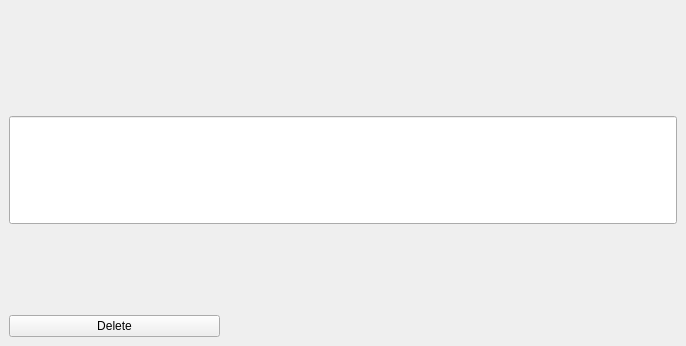
Patryk-Trojak/Notes, file forms/NoteButton.ui: the form before one commit.
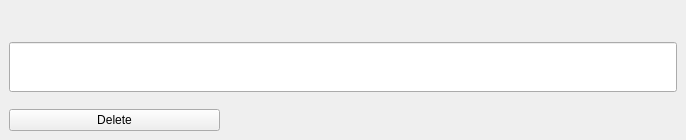
The form after the commit.

Patch:
```diff
--- a/forms/NoteButton.ui
+++ b/forms/NoteButton.ui
@@ -7,15 +7,21 @@
     <x>0</x>
     <y>0</y>
     <width>686</width>
-    <height>346</height>
+    <height>140</height>
    </rect>
   </property>
   <property name="sizePolicy">
-   <sizepolicy hsizetype="Expanding" vsizetype="Expanding">
+   <sizepolicy hsizetype="Expanding" vsizetype="Maximum">
     <horstretch>0</horstretch>
     <verstretch>0</verstretch>
    </sizepolicy>
   </property>
+  <property name="minimumSize">
+   <size>
+    <width>550</width>
+    <height>140</height>
+   </size>
+  </property>
   <property name="windowTitle">
    <string>Form</string>
   </property>
@@ -81,7 +87,7 @@
           <verstretch>0</verstretch>
          </sizepolicy>
         </property>
-        <layout class="QGridLayout" name="gridLayout_2" rowstretch="3,0" columnstretch="1,2,1,1,0">
+        <layout class="QGridLayout" name="gridLayout_2" rowstretch="3,0" columnstretch="1,2,1,1">
          <property name="leftMargin">
           <number>0</number>
          </property>
```
